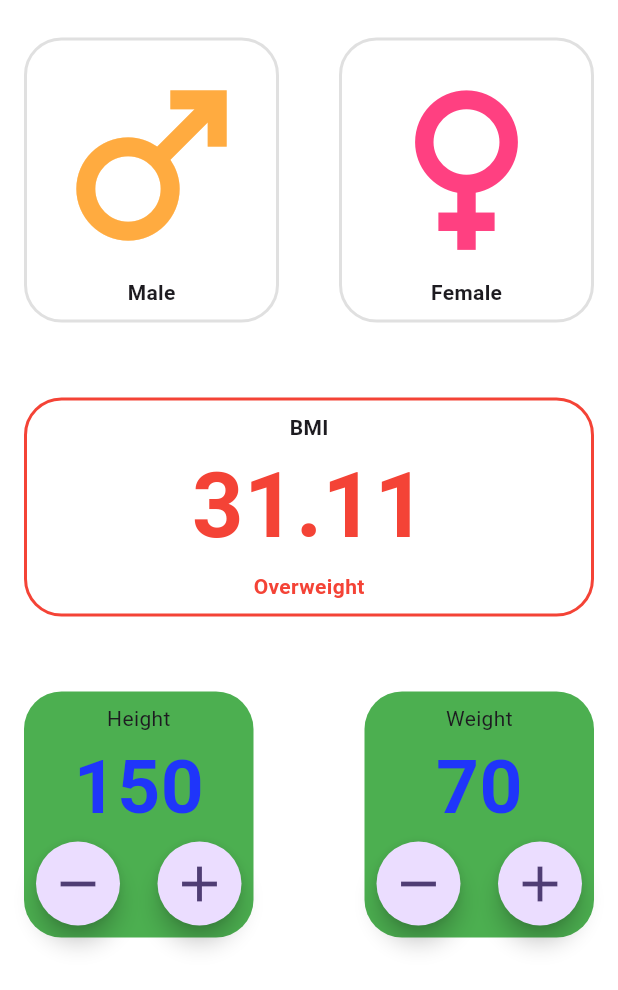
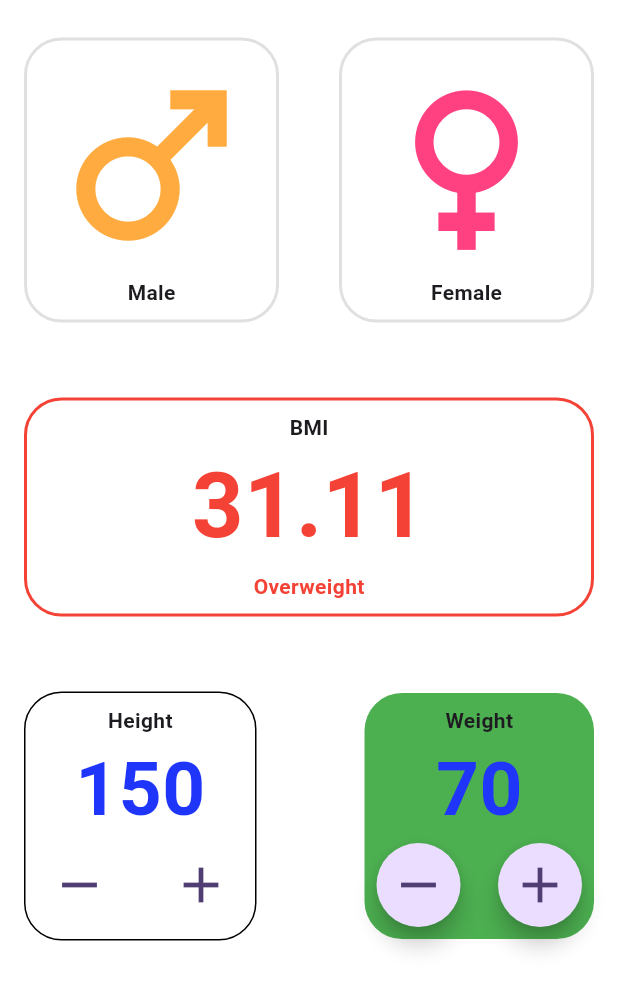
Before and after one commit to malith-kavi/bmicalculator, a Flutter app: the screen it shows after launch, on a phone screen of 412 x 824 dp. Shown: the top 990 px of the screen. Run offline on Flutter 3.47's test engine with Material 3 defaults, Android fonts, the phone set to English and light mode, and no system bars.

Commit message:
Update main_page.dart

```diff
--- a/lib/main_page.dart
+++ b/lib/main_page.dart
@@ -128,14 +128,14 @@ class _MainPageState extends State<MainPage> {
                   children: [
                     Container(
                       decoration: BoxDecoration(
-                        color: Colors.green,
+                        border: Border.all(color: Colors.black),
                         borderRadius: BorderRadius.circular(25)
                       ),
                       child: Padding(
                         padding: const EdgeInsets.all(8.0),
                         child: Column(
                           children: [
-                            const Text("Height"),
+                            const Text("Height",style: TextStyle(fontWeight: FontWeight.w600),),
                             Text("$height",
                             style: kInputLabelColor
                             ),
@@ -150,6 +150,9 @@ class _MainPageState extends State<MainPage> {
                                       }
                                     });
                                   },
+                                  backgroundColor: Colors.white,
+                                  elevation: 0,
+                                  highlightElevation: 0,
                                   shape: const CircleBorder(),
                                   child: const Icon(Icons.remove,size:40,),
                                 ),
@@ -163,6 +166,9 @@ class _MainPageState extends State<MainPage> {
                                       }
                                     });
                                   },
+                                  backgroundColor: Colors.white,
+                                  elevation: 0,
+                                  highlightElevation: 0,
                                   shape: const CircleBorder(),
                                   child: const Icon(Icons.add,size:40,),
                                 ),
@@ -182,7 +188,7 @@ class _MainPageState extends State<MainPage> {
                         padding: const EdgeInsets.all(8.0),
                         child: Column(
                           children: [
-                            const Text("Weight"),
+                            const Text("Weight",style: TextStyle(fontWeight: FontWeight.w600),),
                             Text("$weight",
                             style: kInputLabelColor
                             ),
```
